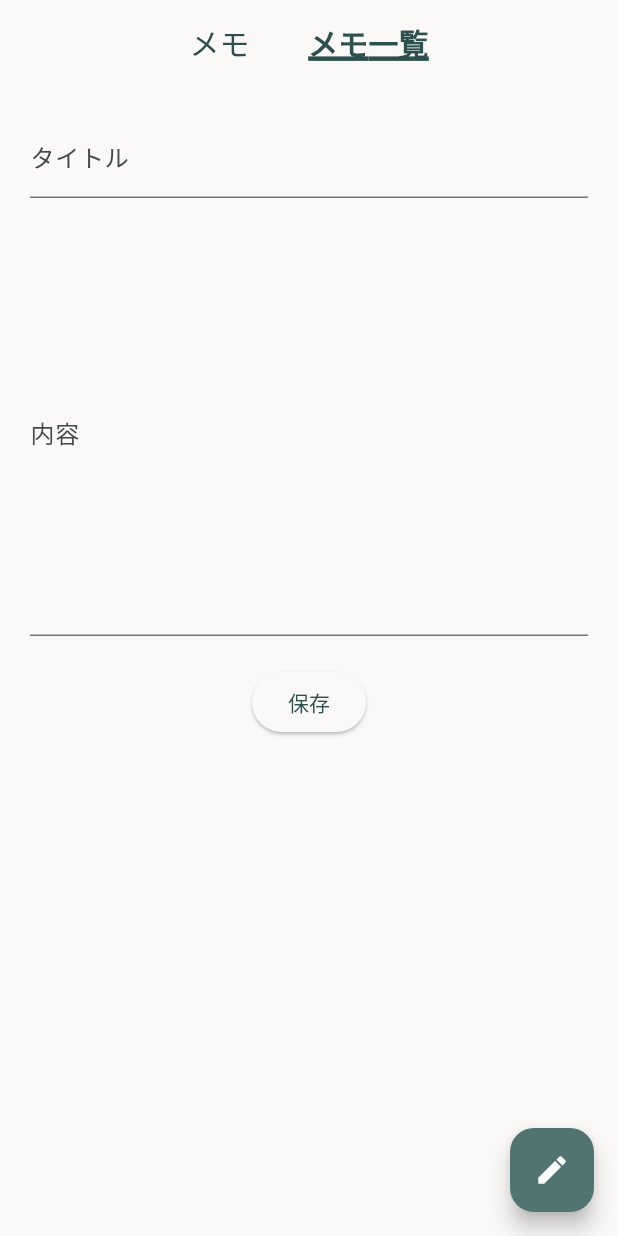
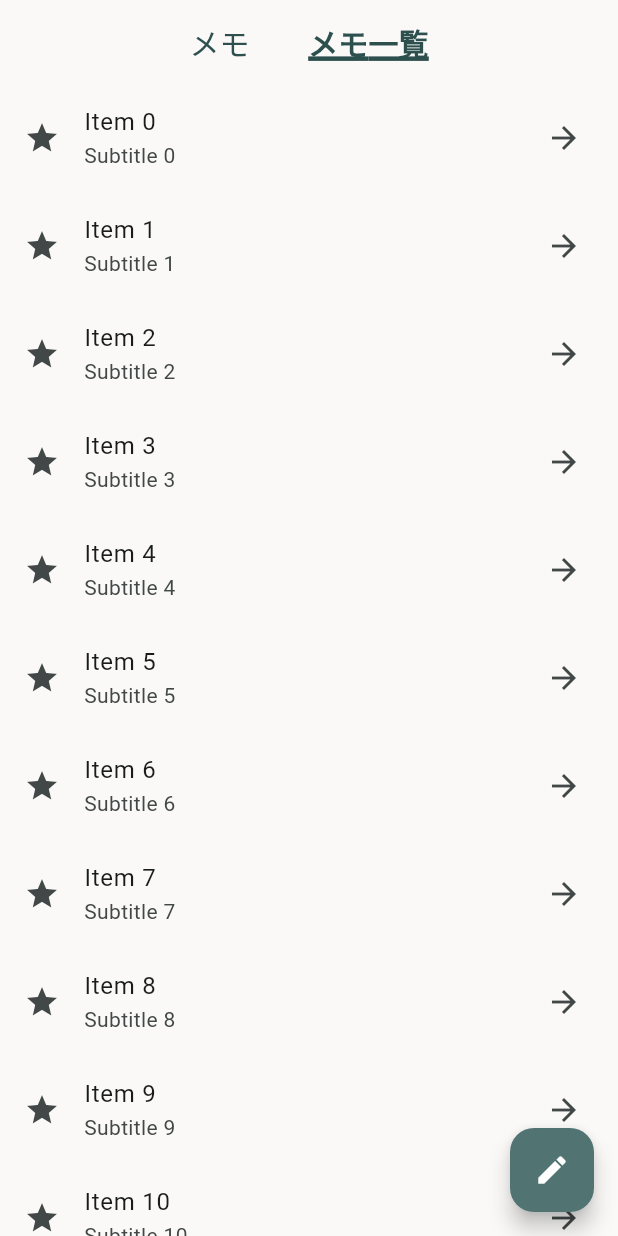
Before and after one commit to powerninja/flutter_zaptap, a Flutter app: the screen it shows after launch, after a tap on "メモ一覧", on a phone screen of 412 x 824 dp. Run offline on Flutter 3.47's test engine with Material 3 defaults, Android fonts, the phone set to English and light mode, and no system bars; Roboto replaces fonts that are missing (M_PLUS_Rounded_1c).

Commit message:
appbarのボタンを押下時にページが遷移する処理追加

```diff
--- a/lib/main.dart
+++ b/lib/main.dart
@@ -30,6 +30,7 @@ class MyHomePage extends StatefulWidget {
 
 class _MyHomePageState extends State<MyHomePage> {
   bool _isShowingMemoList = true;
+  final PageController _pageViewController = PageController();
   @override
   Widget build(BuildContext context) {
     return Scaffold(
@@ -45,6 +46,9 @@ class _MyHomePageState extends State<MyHomePage> {
               onPressed: () {
                 setState(() {
                   _isShowingMemoList = true;
+                  _pageViewController.animateToPage(0,
+                      duration: const Duration(milliseconds: 300),
+                      curve: Curves.easeIn);
                 });
               },
               child: Text(
@@ -65,6 +69,9 @@ class _MyHomePageState extends State<MyHomePage> {
             const SizedBox(width: 15.0),
             TextButton(
               onPressed: () {
+                _pageViewController.animateToPage(1,
+                    duration: const Duration(milliseconds: 300),
+                    curve: Curves.easeIn);
                 setState(() {
                   _isShowingMemoList = false;
                 });
@@ -90,6 +97,7 @@ class _MyHomePageState extends State<MyHomePage> {
         ),
       ),
       body: PageView(
+        controller: _pageViewController,
         onPageChanged: (index) {
           setState(() {
             _isShowingMemoList = index == 0;
```
